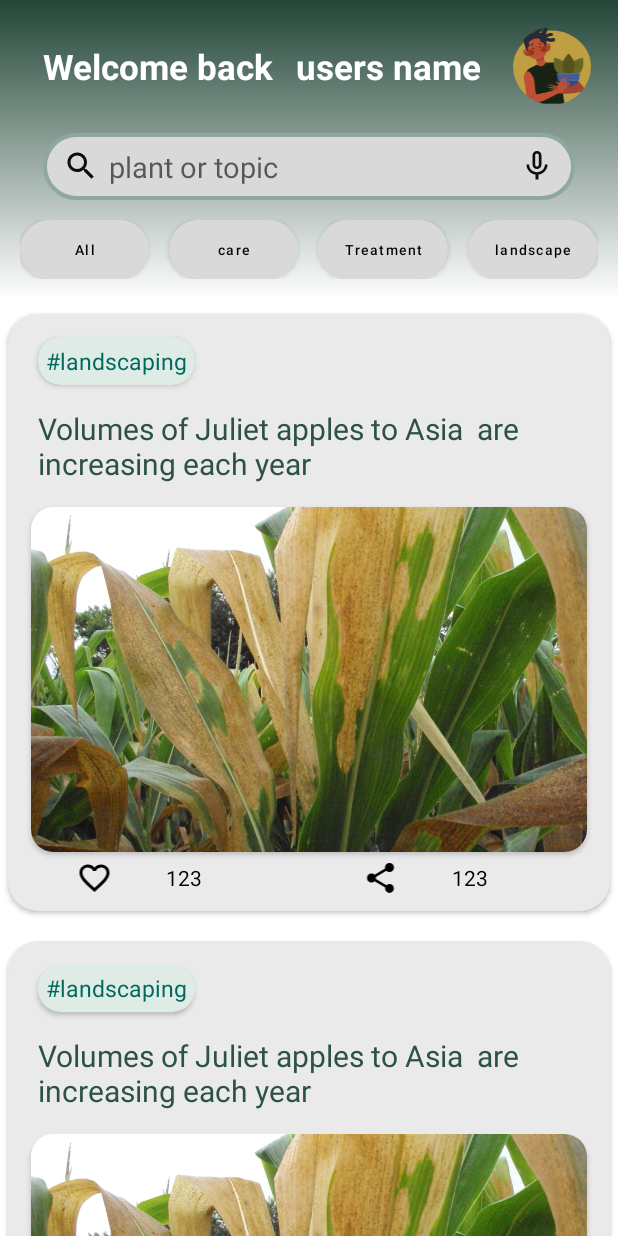
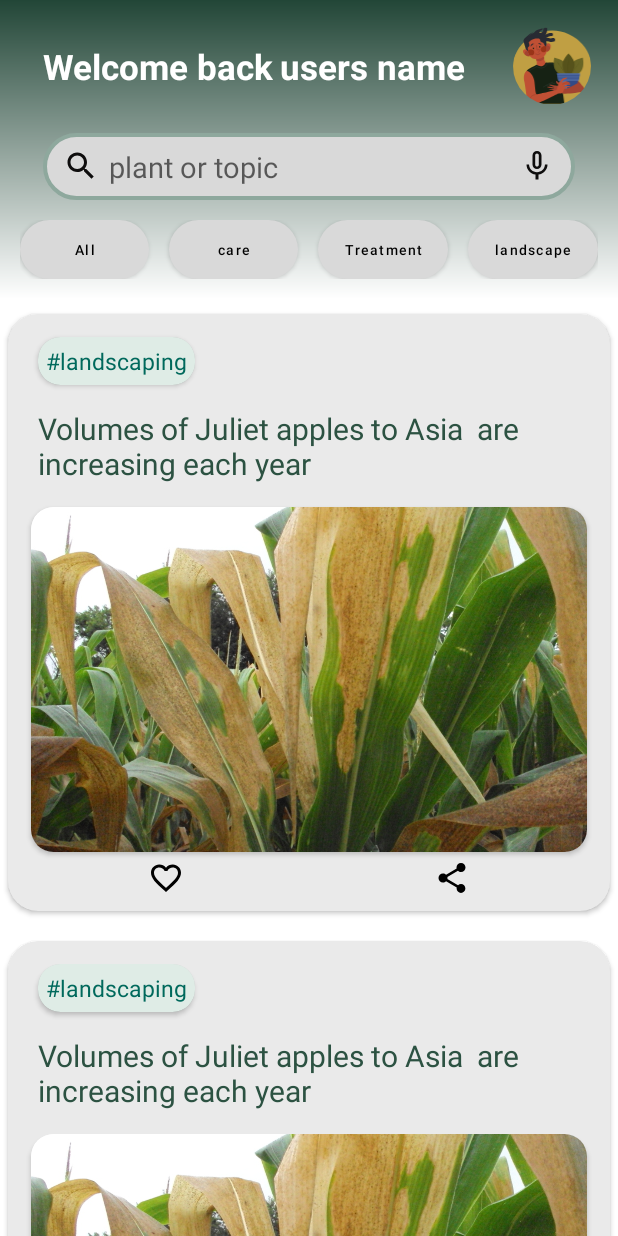
Before and after one commit to hady-o/LeafApp, an Android app built with Jetpack Compose: the layout fragment_user_home.xml on its own in the app's theme, with its tools: preview values and no code run, on a phone screen of 412 x 824 dp. Run offline under Robolectric (Android 15) with nearby library versions, the phone set to English and light mode, and no system bars; plain views replace CircularImageView.

Commit message:
update some bugs

```diff
--- a/app/src/main/java/com/example/leafapp/ui/ProfileFragment.kt
+++ b/app/src/main/java/com/example/leafapp/ui/ProfileFragment.kt
@@ -161,7 +161,7 @@ class ProfileFragment : Fragment() {
                     Toast.makeText(requireContext(),getString(R.string.invalid_pass),Toast.LENGTH_LONG).show()
                 }
         }
-        if(image_uri==null && user!!.displayName!!.equals(binding.nameEditText.text))
+        if(image_uri==null && user!!.displayName!!.equals(binding.nameEditText.text)&&binding.phoneEditText.equals(user!!.phoneNumber))
         {
             binding.progressBar.setVisibility(View.GONE)
             binding.editBtn.setEnabled(true)
--- a/app/src/main/res/layout/fragment_profile.xml
+++ b/app/src/main/res/layout/fragment_profile.xml
@@ -152,7 +152,7 @@
                     android:id="@+id/passEditText"
                     style="@style/edit_text_style"
                     android:layout_marginTop="@dimen/_12sdp"
-                    android:editable="false"
+                    android:enabled="false"
                     android:drawableStart="@drawable/ic_baseline_lock_24"
                     android:drawablePadding="8dp"
                     android:hint="@string/pass"
@@ -168,6 +168,7 @@
                     android:drawableStart="@drawable/ic_baseline_phone_24"
                     android:drawablePadding="8dp"
                     android:hint="@string/fui_phone_hint"
+                    android:enabled="false"
                     app:layout_constraintEnd_toEndOf="parent"
                     app:layout_constraintStart_toStartOf="parent"
                     app:layout_constraintTop_toBottomOf="@+id/emailEditText" />
--- a/app/src/main/res/layout/fragment_user_home.xml
+++ b/app/src/main/res/layout/fragment_user_home.xml
@@ -29,7 +29,9 @@
             <TextView
                 android:id="@+id/welcomeTextId"
                 style="@style/text_style_w25"
-                android:layout_margin="@dimen/_22sdp"
+                android:layout_marginStart="@dimen/_22sdp"
+                android:layout_marginTop="@dimen/_22sdp"
+                android:layout_marginBottom="@dimen/_22sdp"
                 android:text="@string/welcome_back"
                 app:layout_constrainedWidth="true"
                 app:layout_constraintStart_toStartOf="parent"
@@ -38,15 +40,14 @@
             <TextView
                 android:id="@+id/userNameId"
                 style="@style/text_style_w25"
+                android:text="users name"
+                android:layout_marginTop="@dimen/_22sdp"
+                android:layout_marginStart="@dimen/_3sdp"
 
-                android:layout_marginEnd="@dimen/_5sdp"
-                android:text="users name"
+                app:autoSizeMaxTextSize="@dimen/_10ssp"
+                app:autoSizeMinTextSize="@dimen/_1ssp"
+                app:autoSizeStepGranularity="1sp"
                 app:layout_constrainedWidth="true"
-                app:autoSizeMinTextSize="@dimen/_1ssp"
-                app:autoSizeMaxTextSize="@dimen/_10ssp"
-                app:autoSizeStepGranularity="1sp"
-                app:layout_constraintBottom_toTopOf="@+id/searchBtnUserHome"
-                app:layout_constraintEnd_toStartOf="@+id/userImage"
                 app:layout_constraintStart_toEndOf="@+id/welcomeTextId"
                 app:layout_constraintTop_toTopOf="parent" />
 
--- a/app/src/main/res/layout/post_card.xml
+++ b/app/src/main/res/layout/post_card.xml
@@ -156,14 +156,7 @@
                         app:srcCompat="@drawable/ic_sharp_favorite_border_24"
                         tools:ignore="RedundantDescriptionCheck" />
 
-                    <TextView
-                        android:id="@+id/like_counter"
-                        android:layout_width="wrap_content"
-                        android:layout_height="wrap_content"
-                        android:layout_weight="1"
-                        tools:text="123"
 
-                        android:textColor="@color/black" />
 
                     <ImageView
                         android:id="@+id/share_im_btn"
@@ -174,17 +167,9 @@
                         app:srcCompat="@drawable/ic_baseline_share_24"
                         tools:ignore="RedundantDescriptionCheck" />
 
-                    <TextView
-                        android:id="@+id/share_counter"
-                        android:layout_width="wrap_content"
-                        android:layout_height="wrap_content"
-                        android:layout_weight="1"
-                        tools:text="123"
 
-                        android:textColor="@color/black" />
                 </LinearLayout>
             </LinearLayout>
-
         </androidx.cardview.widget.CardView>
     </androidx.constraintlayout.widget.ConstraintLayout>
 </layout>
```
